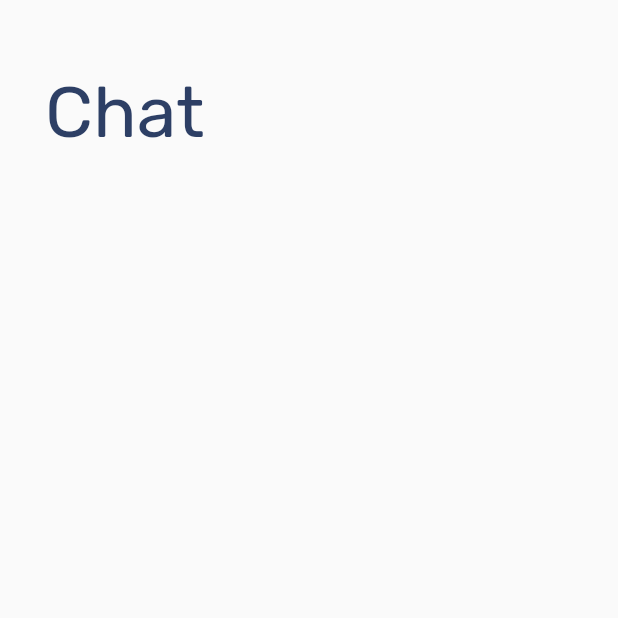
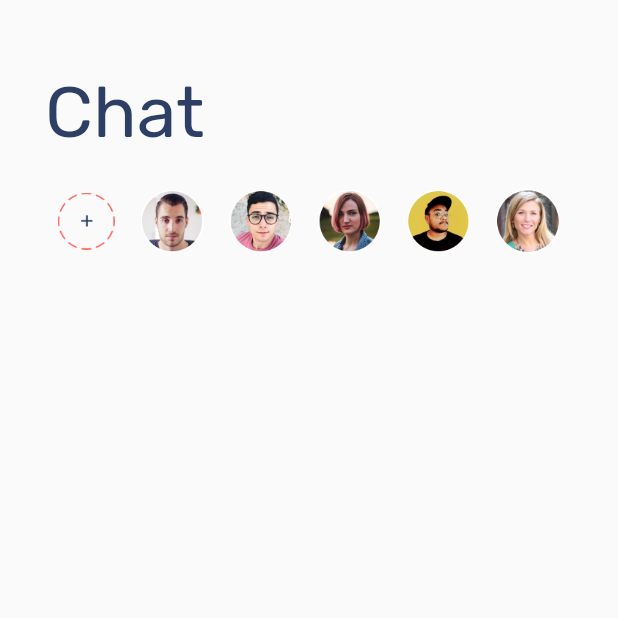
Before and after one commit to alfianardhi/chattoo, a Flutter app: the screen it shows after launch, on a phone screen of 412 x 824 dp, the top half of it. Run offline on Flutter 3.47's test engine with Material 2 defaults, Android fonts, the phone set to English and light mode, and no system bars.

Commit message:
inprog home

```diff
--- a/lib/main.dart
+++ b/lib/main.dart
@@ -1,5 +1,5 @@
 import 'package:flutter/material.dart';
-import 'pages/home_page.dart';
+import 'pages/home/home_page.dart';
 
 void main() => runApp(MyApp());
 
--- /dev/null
+++ b/lib/pages/home/home_page.dart
@@ -0,0 +1,63 @@
+import 'package:chattoo/widgets/story_with_image.dart';
+import 'package:flutter/material.dart';
+import 'package:chattoo/theme.dart';
+
+class HomePage extends StatelessWidget {
+  @override
+  Widget build(BuildContext context) {
+    return Scaffold(
+      body: Container(
+        width: double.infinity,
+        padding: EdgeInsets.symmetric(
+          horizontal: 30,
+        ),
+        child: Column(
+          crossAxisAlignment: CrossAxisAlignment.start,
+          children: <Widget>[
+            SizedBox(
+              height: 46,
+            ),
+            Text('Chat',
+                style: TextStyle(
+                  fontSize: 48,
+                  color: blackColor,
+                  fontWeight: FontWeight.w400,
+                )),
+            SizedBox(
+              height: 23,
+            ),
+            Row(
+              mainAxisAlignment: MainAxisAlignment.spaceAround,
+              children: <Widget>[
+                StoryWithImage(
+                  imagePath: 'assets/images/add_story.png',
+                  imageSize: 38,
+                ),
+                StoryWithImage(
+                  imagePath: 'assets/images/story1.png',
+                  imageSize: 42,
+                ),
+                StoryWithImage(
+                  imagePath: 'assets/images/story2.png',
+                  imageSize: 42,
+                ),
+                StoryWithImage(
+                  imagePath: 'assets/images/story3.png',
+                  imageSize: 42,
+                ),
+                StoryWithImage(
+                  imagePath: 'assets/images/story4.png',
+                  imageSize: 42,
+                ),
+                StoryWithImage(
+                  imagePath: 'assets/images/story5.png',
+                  imageSize: 43,
+                ),
+              ],
+            ),
+          ],
+        ),
+      ),
+    );
+  }
+}
--- a/lib/pages/home_page.dart
+++ /dev/null
@@ -1,29 +0,0 @@
-import 'package:flutter/material.dart';
-import 'package:chattoo/theme.dart';
-
-class HomePage extends StatelessWidget {
-  @override
-  Widget build(BuildContext context) {
-    return Scaffold(
-      body: Container(
-        width: double.infinity,
-        padding: EdgeInsets.symmetric(horizontal: 30),
-        child: Column(
-          crossAxisAlignment: CrossAxisAlignment.start,
-          children: [
-            SizedBox(
-              height: 46,
-            ),
-            Text(
-              'Chat',
-              style: TextStyle(
-                fontSize: 48,
-                color: blackColor,
-                fontWeight: FontWeight.w400,
-              )),
-          ],
-        ),
-      ),
-    );
-  }
-}
--- /dev/null
+++ b/lib/widgets/story_with_image.dart
@@ -0,0 +1,21 @@
+import 'package:flutter/material.dart';
+
+class StoryWithImage extends StatelessWidget {
+  const StoryWithImage({
+    Key key,
+    @required this.imagePath,
+    @required this.imageSize,
+  }) : super(key: key);
+
+  final String imagePath;
+  final double imageSize;
+
+  @override
+  Widget build(BuildContext context) {
+    return Image.asset(
+      imagePath,
+      height: imageSize,
+      width: imageSize,
+    );
+  }
+}
```
